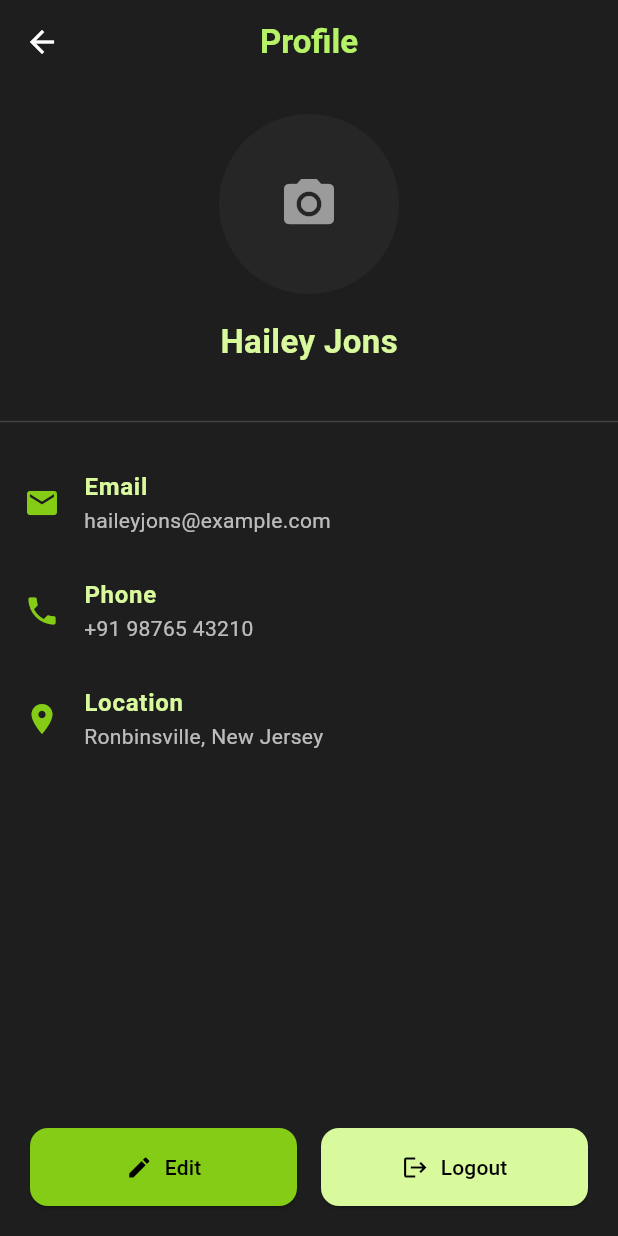
After one commit to JainamDedhia/Luna, a Flutter app: the ProfilePage screen opened directly, on a phone screen of 412 x 824 dp. The commit adds this screen. Run offline on Flutter 3.47's test engine with Material 3 defaults, Android fonts, the phone set to English and light mode, and no system bars; our stand-ins replace firebase_auth, firebase_core, flutter_map, font_awesome_flutter, geocoding, geolocator and 6 more; accounts and stored records are empty.

Commit message:
Mit
Profile page has been done

```diff
--- /dev/null
+++ b/medical/lib/screens/Profile.dart
@@ -0,0 +1,143 @@
+import 'dart:io';
+import 'package:flutter/material.dart';
+import 'package:image_picker/image_picker.dart';
+
+class ProfilePage extends StatefulWidget {
+  const ProfilePage({super.key});
+
+  @override
+  State<ProfilePage> createState() => _ProfilePageState();
+}
+
+class _ProfilePageState extends State<ProfilePage> {
+  File? _profileImage;
+
+  Future<void> _pickImage() async {
+    final picker = ImagePicker();
+    final pickedFile = await picker.pickImage(source: ImageSource.gallery);
+
+    if (pickedFile != null) {
+      setState(() {
+        _profileImage = File(pickedFile.path);
+      });
+    }
+  }
+
+  @override
+  Widget build(BuildContext context) {
+    return Scaffold(
+      backgroundColor: const Color(0xFF1E1E1E),
+      appBar: AppBar(
+        backgroundColor: Colors.transparent,
+        elevation: 0,
+        iconTheme: const IconThemeData(color: Colors.white),
+        centerTitle: true,
+        title: const Text(
+          'Profile',
+          style: TextStyle(
+            color: Color(0xFFB6F265),
+            fontWeight: FontWeight.bold,
+            fontSize: 22,
+          ),
+        ),
+      ),
+      body: Column(
+        children: [
+          const SizedBox(height: 20),
+          GestureDetector(
+            onTap: _pickImage,
+            child: CircleAvatar(
+              radius: 60,
+              backgroundColor: const Color(0xFF262626),
+              backgroundImage: _profileImage != null
+                  ? FileImage(_profileImage!)
+                  : null,
+              child: _profileImage == null
+                  ? const Icon(Icons.camera_alt, size: 40, color: Colors.white54)
+                  : null,
+            ),
+          ),
+          const SizedBox(height: 16),
+          const Text(
+            'Hailey Jons',
+            style: TextStyle(
+              fontSize: 22,
+              fontWeight: FontWeight.bold,
+              color: Color(0xFFD9F99D),
+            ),
+          ),
+          // const Text(
+          //   'Flutter Developer',
+          //   style: TextStyle(fontSize: 15, color: Colors.white70),
+          // ),
+          const SizedBox(height: 30),
+          Divider(color: Colors.grey[800], thickness: 1),
+          const SizedBox(height: 10),
+          _buildInfoTile(Icons.email, 'Email', 'haileyjons@example.com'),
+          _buildInfoTile(Icons.phone, 'Phone', '+91 98765 43210'),
+          _buildInfoTile(Icons.location_on, 'Location', 'Ronbinsville, New Jersey'),
+          const Spacer(),
+          Padding(
+            padding: const EdgeInsets.fromLTRB(20, 8, 20, 20),
+            child: Row(
+              children: [
+                Expanded(
+                  child: ElevatedButton.icon(
+                    onPressed: () {
+                      // Edit profile
+                    },
+                    style: ElevatedButton.styleFrom(
+                      backgroundColor: const Color(0xFF84CC16),
+                      foregroundColor: Colors.black,
+                      padding: const EdgeInsets.symmetric(vertical: 16),
+                      shape: RoundedRectangleBorder(
+                        borderRadius: BorderRadius.circular(12),
+                      ),
+                    ),
+                    icon: const Icon(Icons.edit),
+                    label: const Text("Edit"),
+                  ),
+                ),
+                const SizedBox(width: 16),
+                Expanded(
+                  child: ElevatedButton.icon(
+                    onPressed: () {
+                      // Logout
+                    },
+                    style: ElevatedButton.styleFrom(
+                      backgroundColor: const Color(0xFFD9F99D),
+                      foregroundColor: Colors.black,
+                      padding: const EdgeInsets.symmetric(vertical: 16),
+                      shape: RoundedRectangleBorder(
+                        borderRadius: BorderRadius.circular(12),
+                      ),
+                    ),
+                    icon: const Icon(Icons.logout),
+                    label: const Text("Logout"),
+                  ),
+                ),
+              ],
+            ),
+          ),
+        ],
+      ),
+    );
+  }
+
+  Widget _buildInfoTile(IconData icon, String title, String subtitle) {
+    return ListTile(
+      leading: Icon(icon, color: const Color(0xFF84CC16)),
+      title: Text(
+        title,
+        style: const TextStyle(
+          color: Color(0xFFD9F99D),
+          fontWeight: FontWeight.w600,
+        ),
+      ),
+      subtitle: Text(
+        subtitle,
+        style: const TextStyle(color: Colors.white70),
+      ),
+    );
+  }
+}
--- a/medical/lib/screens/homeshell.dart
+++ b/medical/lib/screens/homeshell.dart
@@ -14,6 +14,7 @@ import 'dart:convert';
 import 'dart:io';
 // Missing
 import 'package:medical/screens/chat_screen.dart';
+import 'Profile.dart';
 
 class HomeShell extends StatefulWidget {
   const HomeShell({super.key});
@@ -102,6 +103,13 @@ class _HomeShellState extends State<HomeShell> {
         actions: [
           Padding(
             padding: const EdgeInsets.only(right: 14),
+            child: GestureDetector(
+              onTap: () {
+                Navigator.push(
+                context,
+                MaterialPageRoute(builder: (context) => const ProfilePage()),
+                );
+              },
           child: Container(
             width: 36,
             height: 36,
@@ -120,6 +128,7 @@ class _HomeShellState extends State<HomeShell> {
             Icons.account_circle_outlined,
             size: 24,
             color: Color(0xFF0A0A0A),
+          ),
         ),
       ),
     ),
--- a/medical/pubspec.yaml
+++ b/medical/pubspec.yaml
@@ -49,6 +49,7 @@ dependencies:
   url_launcher: ^6.2.1
   cupertino_icons: ^1.0.8
   http: ^1.4.0
+  image_picker: ^1.1.0
 
 dev_dependencies:
   flutter_test:
```
Also changed, not shown: medical/pubspec.lock, 5 other files. Lines whose indentation alone changed are shown as unchanged.
